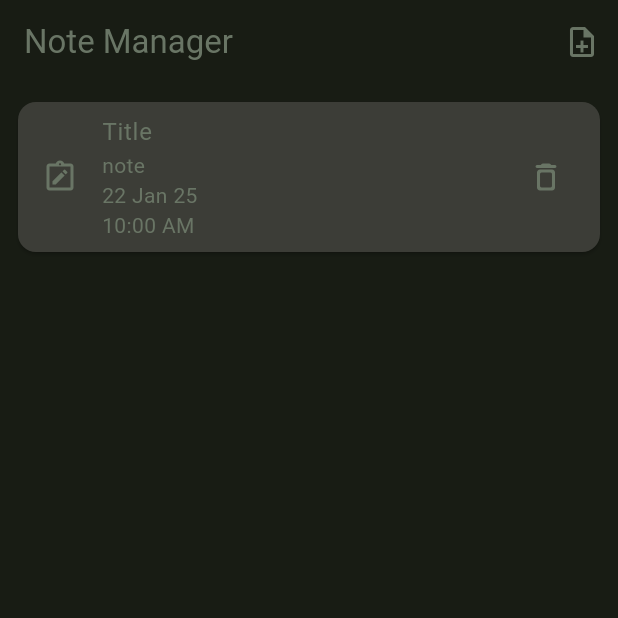
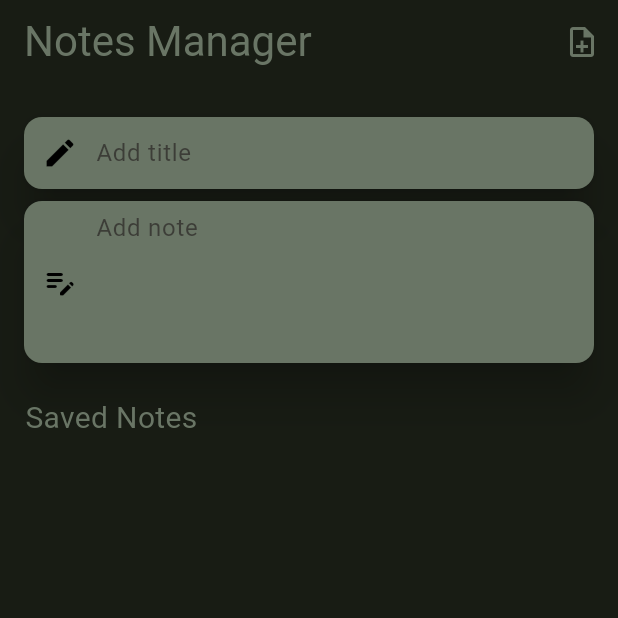
Before and after one commit to Zimil-Patel/notes_app, a Flutter app: the screen it shows after launch, after a tap on the "note add" icon, on a phone screen of 412 x 824 dp, the top half of it. Run offline on Flutter 3.47's test engine with Material 3 defaults, Android fonts, the phone set to English and light mode, and no system bars; our stand-ins replace google_fonts, sqflite; accounts and stored records are empty.

Commit message:
22 Jan 2025

```diff
--- a/lib/provider/note_provider.dart
+++ b/lib/provider/note_provider.dart
@@ -1,4 +1,3 @@
-import 'dart:developer';
 
 import 'package:flutter/material.dart';
 import 'package:intl/intl.dart';
@@ -11,17 +10,35 @@ class NoteProvider with ChangeNotifier {
   List<NoteModel> _notes = [];
   List<NoteModel> get notes => _notes;
 
+  bool _isNotesInitialized = false;
+
+  // CONSTRUCTOR
+  NoteProvider(){
+    initializeNotes();
+  }
+
+  // initialize notes
+  void initializeNotes(){
+    if(!_isNotesInitialized){
+      _isNotesInitialized = true;
+      getAllNotes();
+    }
+  }
+
   // GET ALL NOTES
-  Future<void> getAllNotes() async {
-    log("Called get all notes");
+  Future<List<NoteModel>> getAllNotes() async {
+    // log("Called get all notes");
     final data = await DatabaseService.databaseService.readAllRecord();
     _notes = data.map((e) => NoteModel.fromFirebase(e)).toList();
+    notifyListeners();
+    return notes;
   }
 
   //  ADD NOTE
   Future<void> addNote() async {
-    final title = "Note";
-    final note = "My Note";
+    if(txtTitle.text.isNotEmpty && txtNote.text.isNotEmpty){
+      final title = txtTitle.text;
+      final note = txtNote.text;
       final dateTime = DateTime.now();
       final date = DateFormat.yMMMd().format(dateTime);
       final time = DateFormat.jm().format(dateTime);
@@ -34,13 +51,13 @@ class NoteProvider with ChangeNotifier {
       getAllNotes();
       txtTitle.clear();
       txtNote.clear();
-    notifyListeners();
+    }
   }
 
   //  DELETE NOTE
   Future<void> deleteNote(int id) async {
     await DatabaseService.databaseService.deleteRecord(id);
-    notifyListeners();
+    getAllNotes();
   }
 
   //  UPDATE NOTE
@@ -52,6 +69,6 @@ class NoteProvider with ChangeNotifier {
 
     await DatabaseService.databaseService.updateRecord(model);
 
-    notifyListeners();
+    getAllNotes();
   }
 }
--- a/lib/services/database_service.dart
+++ b/lib/services/database_service.dart
@@ -73,7 +73,7 @@ class DatabaseService {
 
     try {
       final result = await db.rawQuery(query);
-      log("Result: $result");
+      log("notes fetched ------------");
       return result;
     } catch (e) {
       log("Failed to fetch database ---------");
--- /dev/null
+++ b/lib/view/home page/components/custom_text_field.dart
@@ -0,0 +1,52 @@
+import 'package:flutter/material.dart';
+import 'package:notes_app/utils/constants.dart';
+
+class CustomTextField extends StatelessWidget {
+  final String hintText;
+  final IconData icon;
+  final TextEditingController controller;
+  final int maxLine;
+
+  const CustomTextField({
+    super.key,
+    required this.hintText,
+    required this.icon,
+    required this.controller,
+    this.maxLine = 1,
+  });
+
+  @override
+  Widget build(BuildContext context) {
+    return Padding(
+      padding: const EdgeInsets.symmetric(horizontal: defPadding),
+      child: Card(
+        shape: RoundedRectangleBorder(
+          borderRadius: BorderRadius.circular(12),
+        ),
+        elevation: 12,
+        child: Row(
+          children: [
+            SizedBox(width: 12),
+            Icon(icon, color: Colors.black),
+            Flexible(
+              child: TextField(
+                controller: controller,
+                maxLines: maxLine,
+                onTapOutside: (event) => FocusScope.of(context).unfocus(),
+                style: TextStyle(color: Theme.of(context).colorScheme.primary),
+                decoration: InputDecoration(
+                  contentPadding: EdgeInsets.symmetric(
+                      horizontal: defPadding, vertical: defPadding / 2),
+                  hintText: hintText,
+                  hintStyle:
+                      TextStyle(color: Theme.of(context).colorScheme.secondary),
+                  border: InputBorder.none,
+                ),
+              ),
+            ),
+          ],
+        ),
+      ),
+    );
+  }
+}
--- /dev/null
+++ b/lib/view/home page/components/note_list_view.dart
@@ -0,0 +1,59 @@
+
+import 'package:flutter/material.dart';
+import 'package:provider/provider.dart';
+
+import '../../../model/note_model.dart';
+import '../../../provider/note_provider.dart';
+import '../../../utils/constants.dart';
+
+class NotesListView extends StatelessWidget {
+  final List<NoteModel> noteList;
+
+  const NotesListView({super.key, required this.noteList});
+
+  @override
+  Widget build(BuildContext context) {
+
+    // log("NotesListView building ----------");
+
+    return ListView.builder(
+      padding: EdgeInsets.symmetric(horizontal: defPadding / 1.2),
+      physics: BouncingScrollPhysics(),
+      itemCount: noteList.length,
+      itemBuilder: (context, index) {
+        return _buildNote(
+          context: context,
+          note: noteList[index],
+        );
+      },
+    );
+  }
+}
+
+Widget _buildNote({
+  required BuildContext context,
+  required NoteModel note,
+}) {
+  return Card(
+    color: Theme.of(context).colorScheme.secondary,
+    margin: EdgeInsets.all(8.0),
+    child: ListTile(
+      leading: Icon(Icons.note_alt_outlined),
+      title: Text(note.title),
+      subtitle: Column(
+        crossAxisAlignment: CrossAxisAlignment.start,
+        children: [
+          Text(note.note),
+          Text(note.date),
+          Text(note.time),
+        ],
+      ),
+      trailing: IconButton(
+        icon: Icon(Icons.delete_outline_rounded),
+        onPressed: () {
+          context.read<NoteProvider>().deleteNote(note.id);
+        },
+      ),
+    ),
+  );
+}
--- a/lib/view/home page/home_page.dart
+++ b/lib/view/home page/home_page.dart
@@ -1,54 +1,76 @@
 import 'dart:developer';
-
 import 'package:flutter/material.dart';
 import 'package:notes_app/provider/note_provider.dart';
 import 'package:notes_app/utils/constants.dart';
 import 'package:provider/provider.dart';
+import '../../model/note_model.dart';
+import 'components/custom_text_field.dart';
+import 'components/note_list_view.dart';
 
 class HomePage extends StatelessWidget {
   const HomePage({super.key});
 
   @override
   Widget build(BuildContext context) {
-    log("Home building -----------------");
+    log("Home building --------------");
 
     return Scaffold(
-      // APPBAR
+      resizeToAvoidBottomInset: true,
       appBar: _buildHomeAppBar(context),
+      body: Column(
+        crossAxisAlignment: CrossAxisAlignment.start,
+        children: [
+          SizedBox(height: 18),
+          // Title text field
+          CustomTextField(
+            hintText: 'Add title',
+            icon: Icons.edit,
+            controller: txtTitle,
+          ),
 
-      // BODY
-      body: Column(
-        children: [
-          // NOTES LIST
-          Consumer<NoteProvider>(builder: (context, provider, child) {
+          // Note text field
+          CustomTextField(
+            hintText: 'Add note',
+            icon: Icons.edit_note_rounded,
+            controller: txtNote,
+            maxLine: 4,
+          ),
+          SizedBox(height: 18),
+          // SAVED NOTE TITLE
+          Padding(
+            padding:
+                const EdgeInsets.only(left: defPadding * 1.4, bottom: 10),
+            child: Text(
+              'Saved Notes',
+              style: TextStyle(fontSize: 20),
+            ),
+          ),
 
-            log("ListView building -------");
-
-            return Expanded(
-              child: ListView(
-                physics: BouncingScrollPhysics(),
-                shrinkWrap: true,
-                children: List.generate(
-                  provider.notes.length,
-                  (index) {
-                    return _buildNote(context: context);
-                  },
-                ),
-              ),
-            );
-          }),
+          // SAVED NOTE VIEW
+          Expanded(
+            child: Selector<NoteProvider, List<NoteModel>>(
+              selector: (context, provider) => provider.notes,
+              builder: (context, noteList, child) {
+                log("ListView building -------");
+                return NotesListView(noteList: noteList);
+              },
+            ),
+          ),
         ],
       ),
     );
   }
 }
 
-// home app bar
+// Home app bar
 AppBar _buildHomeAppBar(BuildContext context) {
   return AppBar(
     centerTitle: false,
     backgroundColor: Colors.transparent,
-    title: Text('Note Manager'),
+    title: Text(
+      'Notes Manager',
+      style: TextStyle(fontSize: MediaQuery.of(context).size.height * 0.034),
+    ),
     actions: [
       IconButton(
         onPressed: () async {
@@ -59,33 +81,3 @@ AppBar _buildHomeAppBar(BuildContext context) {
     ],
   );
 }
-
-// Note card
-_buildNote({required BuildContext context}) {
-  return Card(
-    color: Theme.of(context).colorScheme.secondary,
-    margin: EdgeInsets.all(defPadding),
-    child: ListTile(
-      leading: Icon(Icons.note_alt_outlined),
-
-      // title
-      title: Text('Title'),
-      subtitle: Column(
-        crossAxisAlignment: CrossAxisAlignment.start,
-        children: [
-          // note
-          Text('note'),
-
-          // created date
-          Text('22 Jan 25'),
-
-          // created time
-          Text('10:00 AM'),
-        ],
-      ),
-
-      // delete note icon
-      trailing: Icon(Icons.delete_outline_rounded),
-    ),
-  );
-}
```
Lines whose indentation alone changed are shown as unchanged.
